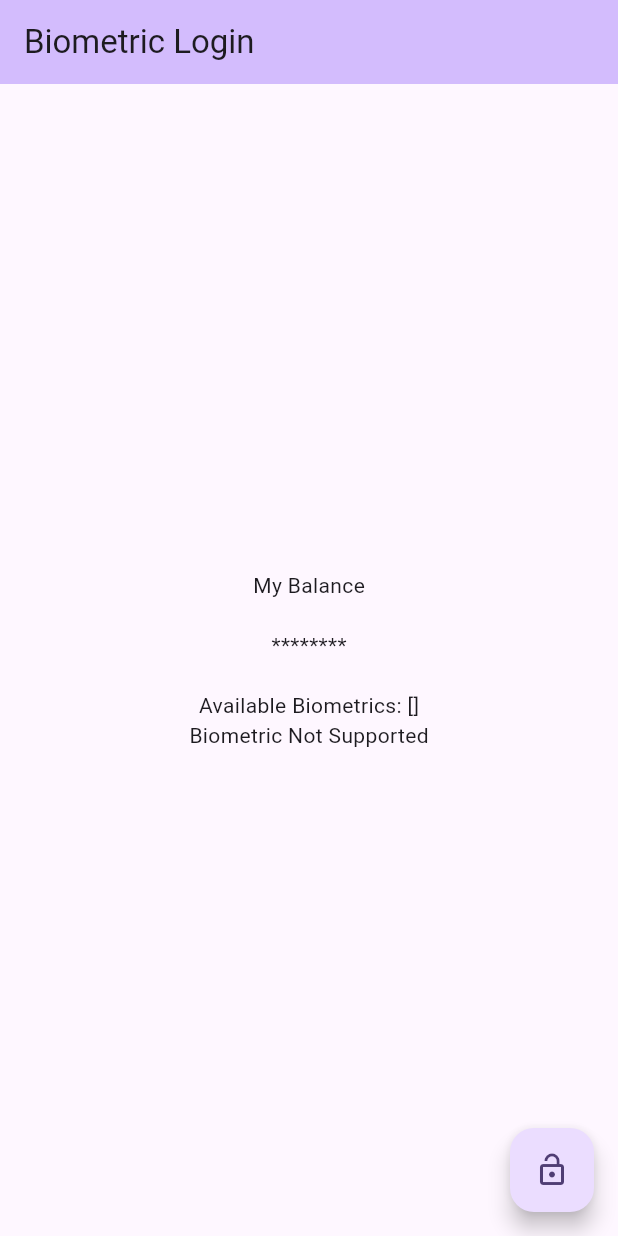
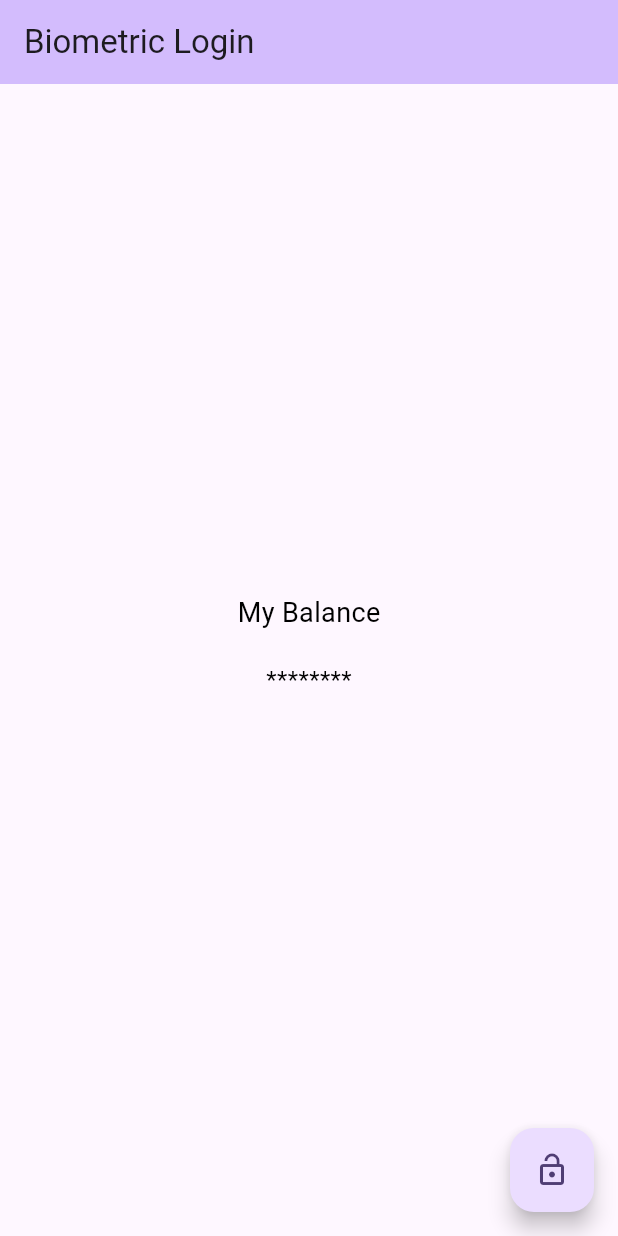
Before and after one commit to rey113/biometric_example, a Flutter app: the screen it shows after launch, after a tap on the "lock open" icon, on a phone screen of 412 x 824 dp. Run offline on Flutter 3.47's test engine with Material 3 defaults, Android fonts, the phone set to English and light mode, and no system bars; our stand-ins replace local_auth.

Commit message:
code update

```diff
--- a/lib/biometric_login.dart
+++ b/lib/biometric_login.dart
@@ -1,3 +1,4 @@
+import 'package:flutter/foundation.dart';
 import 'package:flutter/material.dart';
 import 'package:local_auth/local_auth.dart';
 
@@ -35,32 +36,21 @@ class _BiometricLoginState extends State<BiometricLogin> {
           title: const Text('Biometric Login'),
         ),
         body: Center(
-        child: Column(
-          mainAxisAlignment: MainAxisAlignment.center,
-          children: <Widget>[
-            const Text(
-              'My Balance',
-            ),
+            child: Column(mainAxisAlignment: MainAxisAlignment.center, children: <Widget>[
+          const Text('My Balance', style: TextStyle(fontSize: 18, color: Colors.black)),
           const SizedBox(height: 20),
           if (isAuthenticated)
-              const Text(
-                '12400',
-              )
+            const Text('RM 12,400.00', style: TextStyle(fontSize: 16, color: Colors.black))
           else
-              const Text(
-                '********',
-              ),
+            const Text('********', style: TextStyle(fontSize: 16, color: Colors.black)),
           const SizedBox(height: 20),
           // Uncomment to display available biometric types
-            Text('Available Biometrics: $availableBiometrics'),
+          // Text('Available Biometrics: $availableBiometrics'),
 
           // Uncomment to show device support status
-            Text(isDeviceSupported ? 'Biometric Supported' : 'Biometric Not Supported'),
-          ],
-        ),
-      ),
-      floatingActionButton: _authButton(),
-    );
+          // Text(isDeviceSupported ? 'Biometric Supported' : 'Biometric Not Supported')
+        ])),
+        floatingActionButton: _authButton());
   }
 
   Widget _authButton() {
@@ -74,16 +64,24 @@ class _BiometricLoginState extends State<BiometricLogin> {
                 final bool didAuthenticate = await auth.authenticate(
                     localizedReason: 'Please authenticate to show account balance',
                     options: const AuthenticationOptions(
-                  biometricOnly: false, // Set to true to allow only biometrics
-                  useErrorDialogs: true, // Set to false to disable system error dialogs
-                  stickyAuth: true, // Keeps authentication session active if the app goes to background
-                ),
-              );
+                      // Set to true to allow only biometrics
+                      biometricOnly: false,
+                      // Set to false to disable system error dialogs
+                      useErrorDialogs: true,
+                      // Keeps authentication session active if the app goes
+                      stickyAuth: true,
+                    ));
+
                 setState(() {
                   isAuthenticated = didAuthenticate;
                 });
               } catch (e) {
+                if (kDebugMode) {
                   print(e);
+                }
+                setState(() {
+                  isAuthenticated = false; // Ensure state is reset on failure
+                });
               }
             }
           } else {
@@ -92,7 +90,6 @@ class _BiometricLoginState extends State<BiometricLogin> {
             });
           }
         },
-      child: Icon(isAuthenticated ? Icons.lock : Icons.lock_open),
-    );
+        child: Icon(isAuthenticated ? Icons.lock : Icons.lock_open));
   }
 }
--- a/pubspec.yaml
+++ b/pubspec.yaml
@@ -24,7 +24,6 @@ dev_dependencies:
   flutter_lints: ^4.0.0
 
 flutter:
-  assets:
-    - assets/biometric_auth_flowchart.png
+
 
   uses-material-design: true
```
Also changed, not shown: lib/main.dart (+2 -111 lines), assets/biometric_auth_flowchart.png (deleted), 1 other file. Lines whose indentation alone changed are shown as unchanged.
